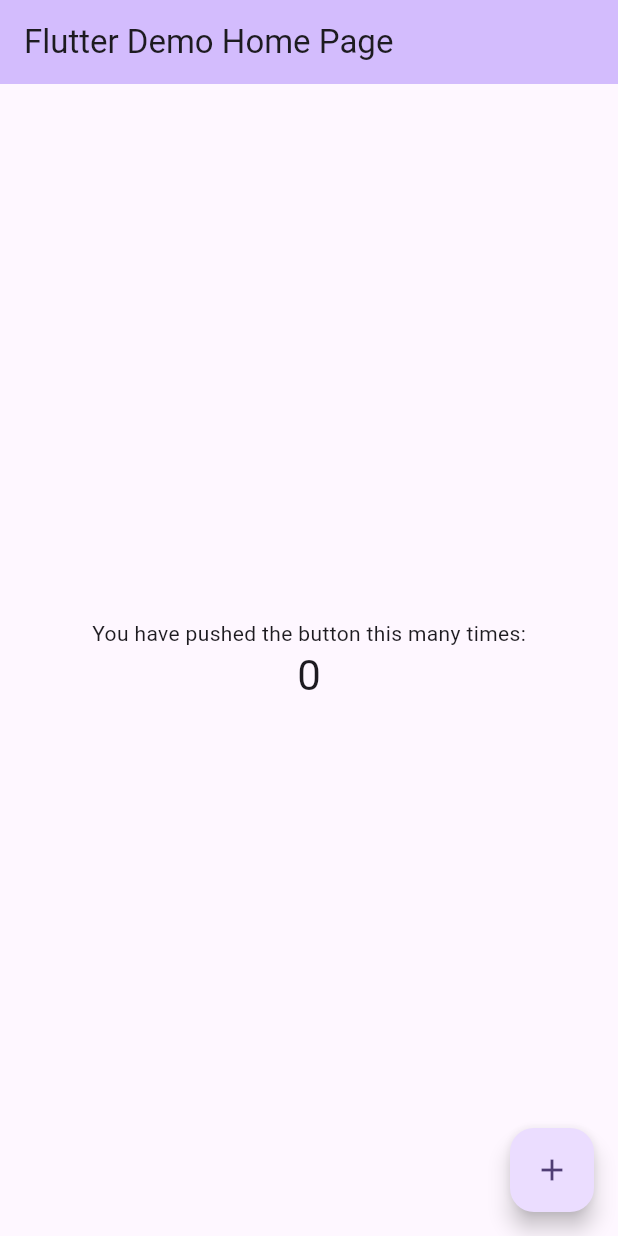
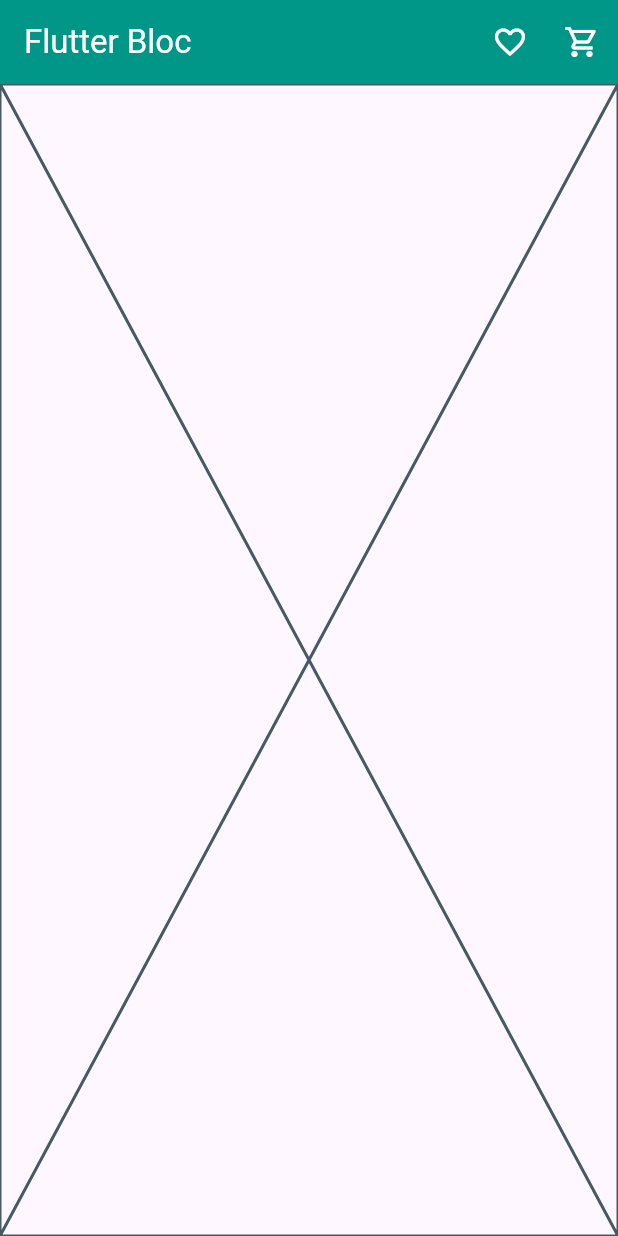
Before and after one commit to Mks30d/Flutter_Bloc_Tutorial, a Flutter app: the screen it shows after launch, on a phone screen of 412 x 824 dp. Run offline on Flutter 3.47's test engine with Material 3 defaults, Android fonts, the phone set to English and light mode, and no system bars; our stand-ins replace bloc, flutter_bloc.

Commit message:
Created initial BLOC template with Wishlist and Cart navigation

```diff
--- /dev/null
+++ b/lib/features/cart/bloc/cart_event.dart
@@ -0,0 +1,4 @@
+part of 'cart_bloc.dart';
+
+@immutable
+sealed class CartEvent {}
--- /dev/null
+++ b/lib/features/cart/bloc/cart_state.dart
@@ -0,0 +1,6 @@
+part of 'cart_bloc.dart';
+
+@immutable
+sealed class CartState {}
+
+final class CartInitial extends CartState {}
--- /dev/null
+++ b/lib/features/home/bloc/home_bloc.dart
@@ -0,0 +1,41 @@
+import 'dart:async';
+
+import 'package:bloc/bloc.dart';
+import 'package:meta/meta.dart';
+
+part 'home_event.dart';
+
+part 'home_state.dart';
+
+class HomeBloc extends Bloc<HomeEvent, HomeState> {
+  HomeBloc() : super(HomeInitial()) {
+    on<HomeProductWishlistButtonClickedEvent>(
+        homeProductWishlistButtonClickedEvent);
+    on<HomeProductCartButtonClickedEvent>(homeProductCartButtonClickedEvent);
+    on<HomeWishlistButtonNavigateEvent>(homeWishlistButtonNavigateEvent);
+    on<HomeCartButtonNavigateEvent>(homeCartButtonNavigateEvent);
+  }
+
+  //=============== Functions ==================
+  FutureOr<void> homeProductWishlistButtonClickedEvent(
+      HomeProductWishlistButtonClickedEvent event, Emitter<HomeState> emit) {
+    print("Product Wishlist clicked");
+  }
+
+  FutureOr<void> homeProductCartButtonClickedEvent(
+      HomeProductCartButtonClickedEvent event, Emitter<HomeState> emit) {
+    print("Product Cart clicked");
+  }
+
+  FutureOr<void> homeWishlistButtonNavigateEvent(
+      HomeWishlistButtonNavigateEvent event, Emitter<HomeState> emit) {
+    print("Wishlist clicked");
+    emit(HomeNavigateToWishlistPageActionState());
+  }
+
+  FutureOr<void> homeCartButtonNavigateEvent(
+      HomeCartButtonNavigateEvent event, Emitter<HomeState> emit) {
+    print("Cart clicked");
+    emit(HomeNavigateToCartPageActionState());
+  }
+}
--- /dev/null
+++ b/lib/features/home/bloc/home_event.dart
@@ -0,0 +1,19 @@
+part of 'home_bloc.dart';
+
+@immutable
+sealed class HomeEvent {}
+
+class HomeProductWishlistButtonClickedEvent extends HomeEvent{
+
+}
+
+class HomeProductCartButtonClickedEvent extends HomeEvent{
+
+}
+class HomeWishlistButtonNavigateEvent extends HomeEvent{
+
+}
+
+class HomeCartButtonNavigateEvent extends HomeEvent{
+
+}
--- /dev/null
+++ b/lib/features/home/bloc/home_state.dart
@@ -0,0 +1,15 @@
+part of 'home_bloc.dart';
+
+@immutable
+sealed class HomeState {}
+
+abstract class HomeActionState extends HomeState{}
+
+final class HomeInitial extends HomeState {}
+
+class HomeLoadingState extends HomeState{}
+class HomeLoadedState extends HomeState{}
+class HomeErrorState extends HomeState{}
+
+class HomeNavigateToWishlistPageActionState extends HomeActionState{}
+class HomeNavigateToCartPageActionState extends HomeActionState{}
--- /dev/null
+++ b/lib/features/home/ui/home.dart
@@ -0,0 +1,67 @@
+import 'package:flutter/material.dart';
+import 'package:flutter_bloc/flutter_bloc.dart';
+import 'package:flutter_bloc_tutorial/features/cart/ui/cart.dart';
+import 'package:flutter_bloc_tutorial/features/wishlist/ui/wishlist.dart';
+
+import '../bloc/home_bloc.dart';
+
+class Home extends StatefulWidget {
+  const Home({super.key});
+
+  @override
+  State<Home> createState() => _HomeState();
+}
+
+class _HomeState extends State<Home> {
+  final HomeBloc homeBloc = HomeBloc();
+
+  @override
+  Widget build(BuildContext context) {
+    return BlocConsumer<HomeBloc, HomeState>(
+      bloc: homeBloc,
+      listenWhen: (previous, current) {
+        return current is HomeActionState;
+      },
+      buildWhen: (previous, current) {
+        return current is! HomeActionState;
+      },
+      listener: (context, state) {
+        if (state is HomeNavigateToWishlistPageActionState) {
+          Navigator.push(context, MaterialPageRoute(
+            builder: (context) {
+              return Wishlist();
+            },
+          ));
+        } else if (state is HomeNavigateToCartPageActionState) {
+          Navigator.push(context, MaterialPageRoute(builder: (context) {
+            return Cart();
+          }));
+        }
+      },
+      builder: (context, state) {
+        return Scaffold(
+
+          appBar: AppBar(
+            title: Text("Flutter Bloc"),
+            // backgroundColor: Theme.of(context).colorScheme.inversePrimary,
+            backgroundColor: Colors.teal,
+            foregroundColor: Colors.white,
+            actions: [
+              IconButton(
+                  onPressed: () {
+                    homeBloc.add(HomeWishlistButtonNavigateEvent());
+                  },
+                  icon: Icon(Icons.favorite_border)),
+              IconButton(
+                  onPressed: () {
+                    homeBloc.add(HomeCartButtonNavigateEvent());
+                  },
+                  icon: Icon(Icons.shopping_cart_outlined))
+            ],
+          ),
+          body: Placeholder(),
+        );
+      },
+    );
+  }
+}
--- /dev/null
+++ b/lib/features/wishlist/bloc/wishlist_event.dart
@@ -0,0 +1,4 @@
+part of 'wishlist_bloc.dart';
+
+@immutable
+sealed class WishlistEvent {}
--- /dev/null
+++ b/lib/features/wishlist/bloc/wishlist_state.dart
@@ -0,0 +1,6 @@
+part of 'wishlist_bloc.dart';
+
+@immutable
+sealed class WishlistState {}
+
+final class WishlistInitial extends WishlistState {}
--- a/lib/main.dart
+++ b/lib/main.dart
@@ -1,4 +1,5 @@
 import 'package:flutter/material.dart';
+import 'package:flutter_bloc_tutorial/features/home/ui/home.dart';
 
 void main() {
   runApp(const MyApp());
@@ -7,119 +8,16 @@
 class MyApp extends StatelessWidget {
   const MyApp({super.key});
 
-  // This widget is the root of your application.
   @override
   Widget build(BuildContext context) {
     return MaterialApp(
       title: 'Flutter Demo',
-      theme: ThemeData(
-        // This is the theme of your application.
-        //
-        // TRY THIS: Try running your application with "flutter run". You'll see
-        // the application has a purple toolbar. Then, without quitting the app,
-        // try changing the seedColor in the colorScheme below to Colors.green
-        // and then invoke "hot reload" (save your changes or press the "hot
-        // reload" button in a Flutter-supported IDE, or press "r" if you used
-        // the command line to start the app).
-        //
-        // Notice that the counter didn't reset back to zero; the application
-        // state is not lost during the reload. To reset the state, use hot
-        // restart instead.
-        //
-        // This works for code too, not just values: Most code changes can be
-        // tested with just a hot reload.
-        colorScheme: ColorScheme.fromSeed(seedColor: Colors.deepPurple),
-        useMaterial3: true,
-      ),
-      home: const MyHomePage(title: 'Flutter Demo Home Page'),
+      debugShowCheckedModeBanner: false,
+      // theme: ThemeData(
+      //   colorScheme: ColorScheme.fromSeed(seedColor: Colors.deepPurple),
+      //   useMaterial3: true,
+      // ),
+      home: Home(),
     );
   }
 }
-
-class MyHomePage extends StatefulWidget {
-  const MyHomePage({super.key, required this.title});
-
-  // This widget is the home page of your application. It is stateful, meaning
-  // that it has a State object (defined below) that contains fields that affect
-  // how it looks.
-
-  // This class is the configuration for the state. It holds the values (in this
-  // case the title) provided by the parent (in this case the App widget) and
-  // used by the build method of the State. Fields in a Widget subclass are
-  // always marked "final".
-
-  final String title;
-
-  @override
-  State<MyHomePage> createState() => _MyHomePageState();
-}
-
-class _MyHomePageState extends State<MyHomePage> {
-  int _counter = 0;
-
-  void _incrementCounter() {
-    setState(() {
-      // This call to setState tells the Flutter framework that something has
-      // changed in this State, which causes it to rerun the build method below
-      // so that the display can reflect the updated values. If we changed
-      // _counter without calling setState(), then the build method would not be
-      // called again, and so nothing would appear to happen.
-      _counter++;
-    });
-  }
-
-  @override
-  Widget build(BuildContext context) {
-    // This method is rerun every time setState is called, for instance as done
-    // by the _incrementCounter method above.
-    //
-    // The Flutter framework has been optimized to make rerunning build methods
-    // fast, so that you can just rebuild anything that needs updating rather
-    // than having to individually change instances of widgets.
-    return Scaffold(
-      appBar: AppBar(
-        // TRY THIS: Try changing the color here to a specific color (to
-        // Colors.amber, perhaps?) and trigger a hot reload to see the AppBar
-        // change color while the other colors stay the same.
-        backgroundColor: Theme.of(context).colorScheme.inversePrimary,
-        // Here we take the value from the MyHomePage object that was created by
-        // the App.build method, and use it to set our appbar title.
-        title: Text(widget.title),
-      ),
-      body: Center(
-        // Center is a layout widget. It takes a single child and positions it
-        // in the middle of the parent.
-        child: Column(
-          // Column is also a layout widget. It takes a list of children and
-          // arranges them vertically. By default, it sizes itself to fit its
-          // children horizontally, and tries to be as tall as its parent.
-          //
-          // Column has various properties to control how it sizes itself and
-          // how it positions its children. Here we use mainAxisAlignment to
-          // center the children vertically; the main axis here is the vertical
-          // axis because Columns are vertical (the cross axis would be
-          // horizontal).
-          //
-          // TRY THIS: Invoke "debug painting" (choose the "Toggle Debug Paint"
-          // action in the IDE, or press "p" in the console), to see the
-          // wireframe for each widget.
-          mainAxisAlignment: MainAxisAlignment.center,
-          children: <Widget>[
-            const Text(
-              'You have pushed the button this many times:',
-            ),
-            Text(
-              '$_counter',
-              style: Theme.of(context).textTheme.headlineMedium,
-            ),
-          ],
-        ),
-      ),
-      floatingActionButton: FloatingActionButton(
-        onPressed: _incrementCounter,
-        tooltip: 'Increment',
-        child: const Icon(Icons.add),
-      ), // This trailing comma makes auto-formatting nicer for build methods.
-    );
-  }
-}
--- a/pubspec.yaml
+++ b/pubspec.yaml
@@ -30,7 +30,8 @@ environment:
 dependencies:
   flutter:
     sdk: flutter
-
+  bloc:
+  flutter_bloc:
 
   # The following adds the Cupertino Icons font to your application.
   # Use with the CupertinoIcons class for iOS style icons.
```
Also changed, not shown: lib/data/groceryData.dart (added, +35 -0 lines), lib/features/cart/bloc/cart_bloc.dart (added, +13 -0 lines), lib/features/cart/ui/cart.dart (added, +17 -0 lines), lib/features/wishlist/bloc/wishlist_bloc.dart (added, +13 -0 lines), lib/features/wishlist/ui/wishlist.dart (added, +17 -0 lines), pubspec.lock.
